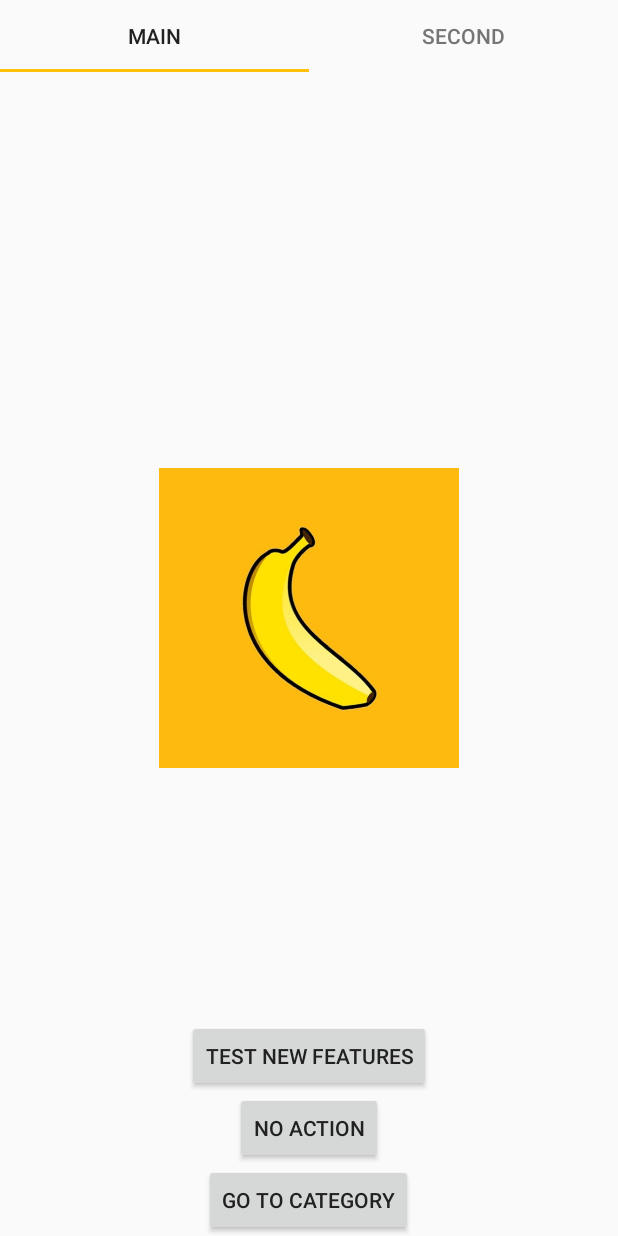
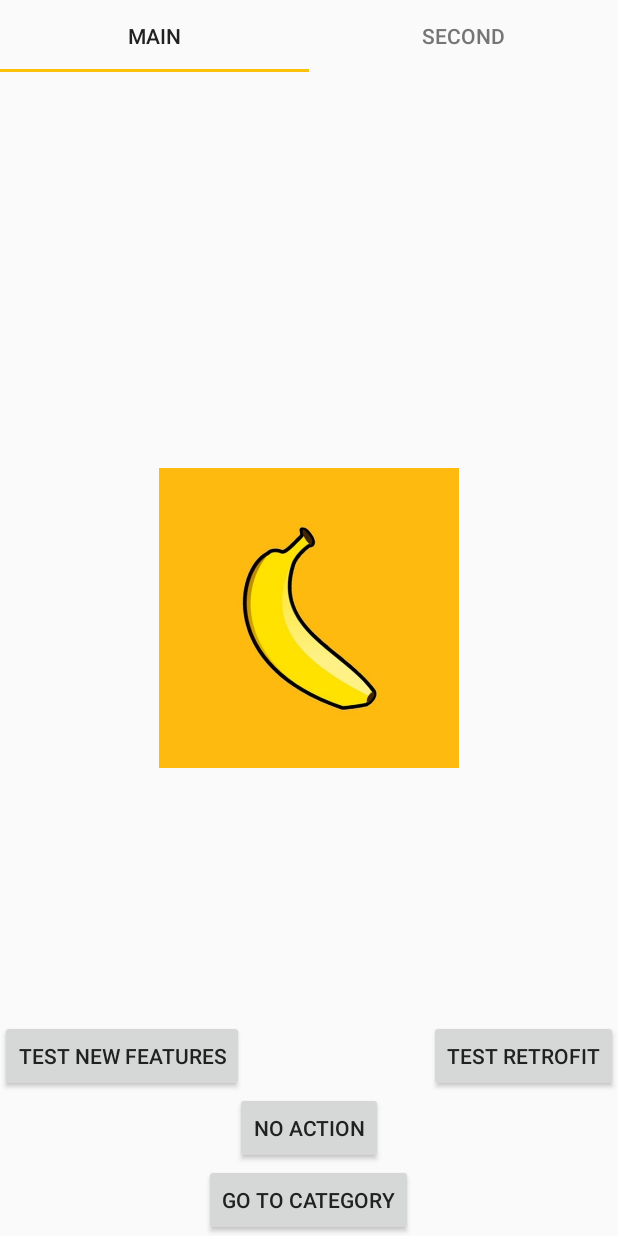
Before and after one commit to AntonSidarau/android, an Android app: the screen it shows after launch (MainActivity), on a phone screen of 412 x 824 dp. Run offline under Robolectric (Android 15) with nearby library versions, the phone set to English and light mode, and no system bars; our stand-ins replace Picasso; libraries missing offline, so code that uses them is left out: com.j256.ormlite; pictures from the network do not load; 2 statements that could not run were skipped.

Commit message:
added sample retrofit support

```diff
--- a/app/build.gradle
+++ b/app/build.gradle
@@ -45,6 +45,9 @@ dependencies {
     compile 'io.reactivex.rxjava2:rxandroid:2.0.1'
     compile 'io.reactivex.rxjava2:rxjava:2.0.1'
 
+    compile 'com.squareup.retrofit2:retrofit:2.1.0'
+    compile 'com.squareup.retrofit2:converter-gson:2.1.0'
+
     //for sqllite view
     /* compile 'com.idescout.sql:sqlscout-server:2.0'*/
 
--- a/app/src/main/java/com/example/asus/calculator/ui/activity/RecycleActivity.java
+++ b/app/src/main/java/com/example/asus/calculator/ui/activity/RecycleActivity.java
@@ -68,9 +68,10 @@ public class RecycleActivity extends AppCompatActivity implements ProductAdapter
     @Override
     public void update(boolean newState) {
         Observable.fromIterable(adapter.getList())
-                .subscribeOn(Schedulers.newThread())
+                .observeOn(Schedulers.newThread())
+                .doOnNext(productModel -> productModel.setChecked(newState))
                 .observeOn(AndroidSchedulers.mainThread())
                 .doOnComplete(() -> adapter.notifyDataSetChanged())
-                .subscribe(productModel -> productModel.setChecked(newState));
+                .subscribe();
     }
 }
--- a/app/src/main/java/com/example/asus/calculator/ui/fragment/MainFragment.java
+++ b/app/src/main/java/com/example/asus/calculator/ui/fragment/MainFragment.java
@@ -15,6 +15,7 @@ import com.example.asus.calculator.model.persistent.Category;
 import com.example.asus.calculator.tools.adapter.picasso.CircleTransformation;
 import com.example.asus.calculator.ui.activity.DishActivity;
 import com.example.asus.calculator.ui.activity.RecycleActivity;
+import com.example.asus.calculator.ui.activity.RetroActivity;
 import com.example.asus.calculator.ui.activity.SearchActivity;
 import com.example.asus.calculator.util.MagicConstants;
 import com.squareup.picasso.Picasso;
@@ -24,6 +25,7 @@ public class MainFragment extends Fragment implements View.OnClickListener {
     private Button btnLower;
     private Button btnUpper;
     private Button btnNew;
+    private Button btnRetro;
 
     @Nullable
     @Override
@@ -31,8 +33,10 @@ public class MainFragment extends Fragment implements View.OnClickListener {
         View rootView = inflater.inflate(R.layout.fragment_main, container, false);
         btnLower = (Button) rootView.findViewById(R.id.btnLower);
         btnUpper = (Button) rootView.findViewById(R.id.btnUpper);
-        btnNew = (Button) rootView.findViewById(R.id.btnNew);
+        btnNew = (Button) rootView.findViewById(R.id.btn_new);
+        btnRetro = (Button) rootView.findViewById(R.id.btn_retro);
 
+        btnRetro.setOnClickListener(this);
         btnLower.setOnClickListener(this);
         btnUpper.setOnClickListener(this);
         btnNew.setOnClickListener(this);
@@ -68,8 +72,13 @@ public class MainFragment extends Fragment implements View.OnClickListener {
                 startActivity(intent);
                 break;
 
-            case R.id.btnNew:
+            case R.id.btn_new:
                 intent = new Intent(getContext(), RecycleActivity.class);
+                startActivity(intent);
+                break;
+
+            case R.id.btn_retro:
+                intent = new Intent(getContext(), RetroActivity.class);
                 startActivity(intent);
                 break;
 
--- a/app/src/main/res/layout/fragment_main.xml
+++ b/app/src/main/res/layout/fragment_main.xml
@@ -21,20 +21,32 @@
         android:text="@string/button_upper_main_tab"/>
 
     <ImageView
+        android:id="@+id/iv_main_fragment"
         android:layout_width="200dp"
+
         android:layout_height="200dp"
-
+        android:layout_centerHorizontal="true"
         android:layout_centerVertical="true"
-        android:layout_centerHorizontal="true"
-        android:id="@+id/iv_main_fragment"
         android:contentDescription="@string/image_view_cnt_descr_main_tab"/>
 
     <Button
-        android:text="@string/button_new_main_tab"
+        android:id="@+id/btn_new"
         android:layout_width="wrap_content"
         android:layout_height="wrap_content"
         android:layout_above="@+id/btnUpper"
-        android:layout_centerHorizontal="true"
-        android:id="@+id/btnNew"/>
+        android:layout_alignParentLeft="true"
+        android:layout_alignParentStart="true"
+        android:text="@string/btn_new_main_tab"
+        />
+
+    <Button
+        android:id="@+id/btn_retro"
+        android:layout_width="wrap_content"
+        android:layout_height="wrap_content"
+        android:layout_above="@+id/btnUpper"
+        android:layout_alignParentRight="true"
+        android:layout_alignParentEnd="true"
+        android:text="@string/btn_retro_main_tab"
+        />
 
 </RelativeLayout>
--- a/app/src/main/res/values/strings.xml
+++ b/app/src/main/res/values/strings.xml
@@ -6,7 +6,8 @@
 
     <string name="button_upper_main_tab">No action</string>
     <string name="button_lower_main_tab">Go to category</string>
-    <string name="button_new_main_tab">Test new features</string>
+    <string name="btn_new_main_tab">Test new features</string>
+    <string name="btn_retro_main_tab">Test retrofit</string>
     <string name="image_view_cnt_descr_main_tab">Description</string>
 
     <string name="menu_search_settings">Go to Main</string>
--- a/gradle.properties
+++ b/gradle.properties
@@ -6,7 +6,7 @@
 # http://www.gradle.org/docs/current/userguide/build_environment.html
 # Specifies the JVM arguments used for the daemon process.
 # The setting is particularly useful for tweaking memory settings.
-org.gradle.jvmargs=-Xmx1536m
+org.gradle.jvmargs=-Xmx2048m
 # When configured, Gradle will run in incubating parallel mode.
 # This option should only be used with decoupled projects. More details, visit
 # http://www.gradle.org/docs/current/userguide/multi_project_builds.html#sec:decoupled_projects
```
Also changed, not shown: app/src/main/AndroidManifest.xml (+7 -0 lines), app/src/main/java/com/example/asus/calculator/model/UserModel.java (added, +35 -0 lines), app/src/main/java/com/example/asus/calculator/tools/retrofit/service/UserService.java (added, +12 -0 lines), app/src/main/java/com/example/asus/calculator/ui/activity/RetroActivity.java (added, +75 -0 lines), app/src/main/res/layout/activity_retro.xml (added, +41 -0 lines).
